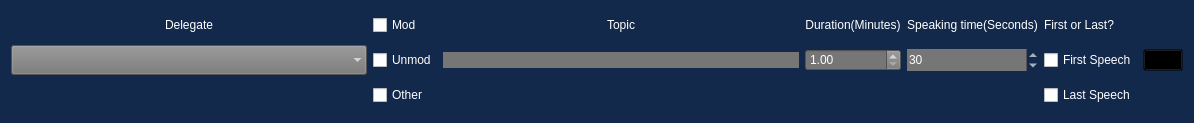
mkirby528/Run-MUN, file motion_options.ui: the form before one commit.
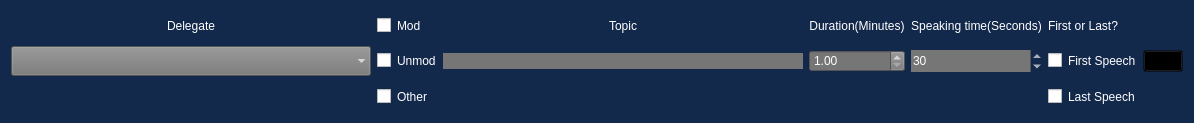
The form after the commit. Icons and pictures are not drawn.

Commit message: fixed check box

Diff of the .ui file:
```diff
--- a/motion_options.ui
+++ b/motion_options.ui
@@ -41,7 +41,9 @@
 	color:white;
 	font: 87 14pt &quot;Arial Black&quot;;
 }
-
+QCheckBox::indicator{
+	color:red;
+}
 #delegates_combo_box, #delegates_combo_box:item{
 color:white;
 	background-color: #767676;
@@ -55,7 +57,7 @@
 }
 
 #start_motion_button{
-	background-color: transparent
+	background-color: #969696;
 }
 
 #topic_line_edit, #doubleSpinBox, #spinBox{
@@ -64,6 +66,13 @@
 	border-color: transparent;
 	font: 87 16pt &quot;Arial Black&quot;;
 }
+QCheckBox::indicator:checked:pressed {
+    image: url(:/img/resources/checkmark-xxl.png);
+
+}QCheckBox::indicator:checked {
+       image: url(:/img/resources/checkmark-xxl.png);
+}
+
 
 </string>
   </property>
@@ -87,6 +96,12 @@
    </item>
    <item row="3" column="1">
     <widget class="QCheckBox" name="unmod_check_box">
+     <property name="autoFillBackground">
+      <bool>false</bool>
+     </property>
+     <property name="styleSheet">
+      <string notr="true"/>
+     </property>
      <property name="text">
       <string>Unmod</string>
      </property>
@@ -323,6 +338,12 @@
    </item>
    <item row="4" column="1">
     <widget class="QCheckBox" name="other_check_box">
+     <property name="autoFillBackground">
+      <bool>false</bool>
+     </property>
+     <property name="styleSheet">
+      <string notr="true"/>
+     </property>
      <property name="text">
       <string>Other</string>
      </property>
@@ -333,6 +354,12 @@
    </item>
    <item row="1" column="1">
     <widget class="QCheckBox" name="mod_check_box">
+     <property name="autoFillBackground">
+      <bool>false</bool>
+     </property>
+     <property name="styleSheet">
+      <string notr="true"/>
+     </property>
      <property name="text">
       <string>Mod</string>
      </property>
@@ -356,6 +383,9 @@
    </item>
    <item row="3" column="7">
     <widget class="QPushButton" name="start_motion_button">
+     <property name="styleSheet">
+      <string notr="true">background-color: transparent</string>
+     </property>
      <property name="text">
       <string/>
      </property>
```
Left out of the diff: 9 changed lines with no effect on the pictures. The commit also changes 7 other files.
